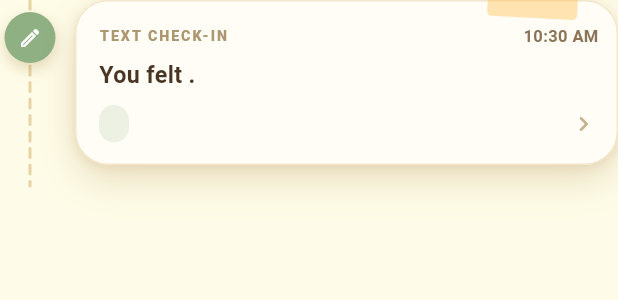
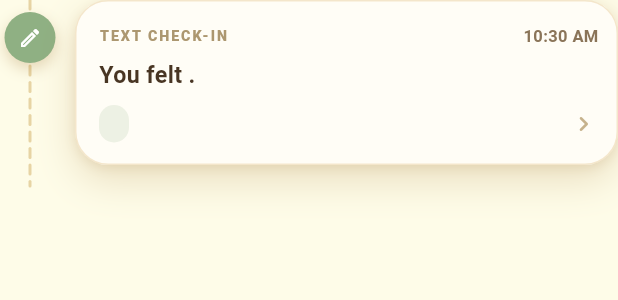
Before and after one commit to narukami00/Multimodal_Mental_Health_Companion, a Flutter app: the _StitchedEntry widget shown alone on an empty page, opened directly with empty values, on a phone screen of 412 x 824 dp. Shown: the top 300 px of the screen. Run offline on Flutter 3.47's test engine with Material 3 defaults, Android fonts, the phone set to English and light mode, and no system bars; our stand-ins replace audioplayers, flutter_local_notifications, flutter_timezone, image_picker, shared_preferences, timezone; missing offline and left inert: home_widget; accounts and stored records are empty; Roboto replaces fonts that are missing (Nunito).

Commit message:
fix(journal): remove the yellow tape from entry cards and use the same page background as the other tabs

```diff
--- a/mobile_application/lib/features/journal/journal_page.dart
+++ b/mobile_application/lib/features/journal/journal_page.dart
@@ -17,14 +17,10 @@ class JournalPage extends StatelessWidget {
   @override
   Widget build(BuildContext context) {
     final colors = SolaceColors.from(context);
-    return DecoratedBox(
-      decoration: BoxDecoration(
-        gradient: LinearGradient(
-          begin: Alignment.topCenter,
-          end: Alignment.bottomCenter,
-          colors: [colors.background, colors.surface],
-        ),
-      ),
+    // The page colour itself, as Insights and You use. The gradient into the
+    // surface colour is what made this page read whiter than its neighbours.
+    return ColoredBox(
+      color: colors.background,
       child: Center(
         child: ConstrainedBox(
           constraints: const BoxConstraints(maxWidth: 360),
@@ -294,10 +290,6 @@ class _StitchedEntry extends StatelessWidget {
   @override
   Widget build(BuildContext context) {
     final beadColor = _beadColor();
-    final isVideo = session.mode == CaptureMode.video;
-    final tapeColor = isVideo
-        ? const Color(0x59FF7F50)
-        : const Color(0x59FFB534);
     final modeLabel = switch (session.mode) {
       CaptureMode.text => 'TEXT CHECK-IN',
       CaptureMode.voice => 'VOICE CHECK-IN',
@@ -392,25 +384,7 @@ class _StitchedEntry extends StatelessWidget {
                       child: Padding(
                         padding: const EdgeInsets.fromLTRB(15, 15, 12, 14),
                         child: Stack(
-                          // The tape sits on the card's top edge, above the time,
-                          // instead of lying across it.
-                          clipBehavior: Clip.none,
                           children: [
-                            Positioned(
-                              top: -20,
-                              right: 14,
-                              child: Transform.rotate(
-                                angle: 3 * 3.1415926535 / 180,
-                                child: Container(
-                                  width: 60,
-                                  height: 16,
-                                  decoration: BoxDecoration(
-                                    color: tapeColor,
-                                    borderRadius: BorderRadius.circular(3),
-                                  ),
-                                ),
-                              ),
-                            ),
                             Column(
                               crossAxisAlignment: CrossAxisAlignment.start,
                               children: [
```
